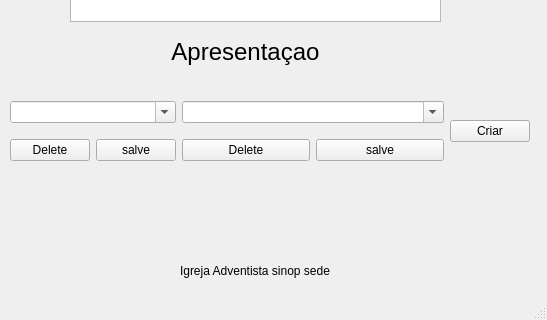
Qt form from.ui (eltonfernando/obs_biblia_animation) before a commit; both pictures show x 0 to 547 and y 219 to 539 of the 547 by 539 pixel window.
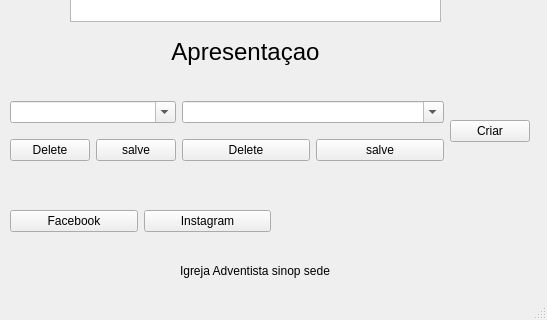
The same form after that commit.

Diff of the .ui file:
```diff
--- a/from.ui
+++ b/from.ui
@@ -247,6 +247,32 @@
      <string>Igreja Adventista sinop sede</string>
     </property>
    </widget>
+   <widget class="QWidget" name="horizontalLayoutWidget_3">
+    <property name="geometry">
+     <rect>
+      <x>10</x>
+      <y>400</y>
+      <width>261</width>
+      <height>80</height>
+     </rect>
+    </property>
+    <layout class="QHBoxLayout" name="horizontalLayout_5">
+     <item>
+      <widget class="QPushButton" name="pushButton_2">
+       <property name="text">
+        <string>Facebook</string>
+       </property>
+      </widget>
+     </item>
+     <item>
+      <widget class="QPushButton" name="pushButton">
+       <property name="text">
+        <string>Instagram</string>
+       </property>
+      </widget>
+     </item>
+    </layout>
+   </widget>
   </widget>
   <widget class="QMenuBar" name="menubar">
    <property name="geometry">
```
